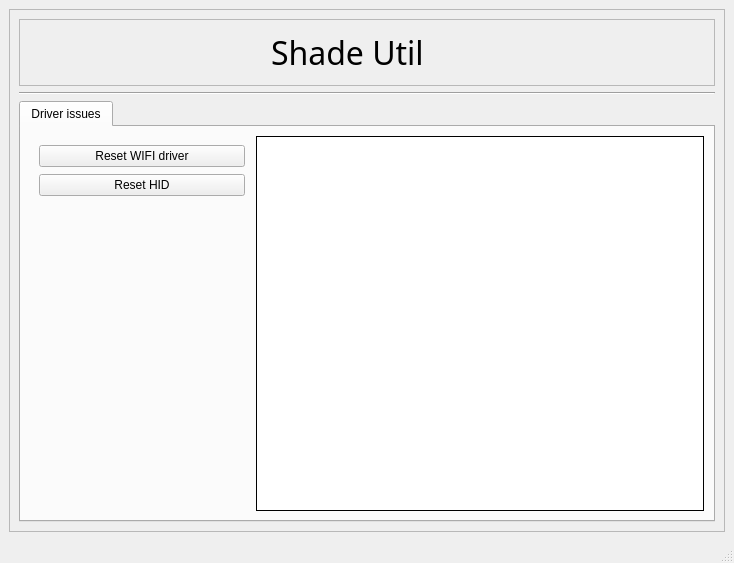
Above: assets/shade_util.ui from shadezee/ShadeUtil before the change. Below: the same form after it.
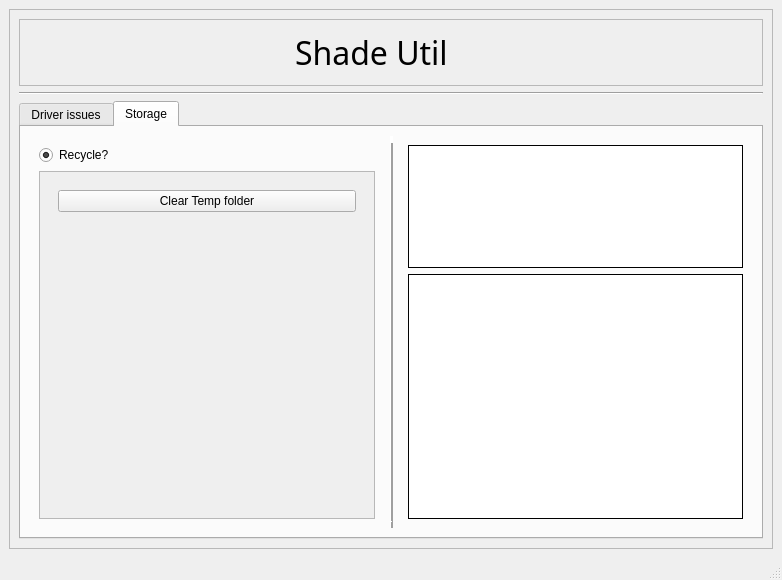
That is the form after the change. The open tabs and pages were chosen to show the change.

Diff of the .ui file:
```diff
--- a/assets/shade_util.ui
+++ b/assets/shade_util.ui
@@ -6,8 +6,8 @@
    <rect>
     <x>0</x>
     <y>0</y>
-    <width>734</width>
-    <height>563</height>
+    <width>782</width>
+    <height>580</height>
    </rect>
   </property>
   <property name="windowTitle">
@@ -109,7 +109,7 @@
             <number>0</number>
            </property>
            <property name="elideMode">
-            <enum>Qt::ElideMiddle</enum>
+            <enum>Qt::ElideRight</enum>
            </property>
            <widget class="QWidget" name="driverIssuesTab">
             <attribute name="title">
@@ -187,6 +187,134 @@
              </item>
             </layout>
            </widget>
+           <widget class="QWidget" name="storageTab">
+            <attribute name="title">
+             <string>Storage</string>
+            </attribute>
+            <layout class="QHBoxLayout" name="horizontalLayout_4">
+             <item>
+              <widget class="QWidget" name="widget_2" native="true">
+               <layout class="QVBoxLayout" name="verticalLayout_5">
+                <item>
+                 <widget class="QRadioButton" name="recycleRdo">
+                  <property name="cursor">
+                   <cursorShape>PointingHandCursor</cursorShape>
+                  </property>
+                  <property name="text">
+                   <string>Recycle?</string>
+                  </property>
+                  <property name="checked">
+                   <bool>true</bool>
+                  </property>
+                 </widget>
+                </item>
+                <item>
+                 <widget class="QScrollArea" name="scrollArea">
+                  <property name="widgetResizable">
+                   <bool>true</bool>
+                  </property>
+                  <widget class="QWidget" name="scrollAreaWidgetContents">
+                   <property name="geometry">
+                    <rect>
+                     <x>0</x>
+                     <y>0</y>
+                     <width>332</width>
+                     <height>349</height>
+                    </rect>
+                   </property>
+                   <layout class="QVBoxLayout" name="verticalLayout_7">
+                    <item>
+                     <widget class="QWidget" name="widget_4" native="true">
+                      <layout class="QVBoxLayout" name="verticalLayout_8">
+                       <item>
+                        <widget class="QPushButton" name="clearTempBtn">
+                         <property name="text">
+                          <string>Clear Temp folder</string>
+                         </property>
+                         <property name="autoDefault">
+                          <bool>false</bool>
+                         </property>
+                         <property name="default">
+                          <bool>false</bool>
+                         </property>
+                         <property name="flat">
+                          <bool>false</bool>
+                         </property>
+                        </widget>
+                       </item>
+                       <item>
+                        <spacer name="verticalSpacer_2">
+                         <property name="orientation">
+                          <enum>Qt::Vertical</enum>
+                         </property>
+                         <property name="sizeHint" stdset="0">
+                          <size>
+                           <width>20</width>
+                           <height>40</height>
+                          </size>
+                         </property>
+                        </spacer>
+                       </item>
+                      </layout>
+                     </widget>
+                    </item>
+                   </layout>
+                  </widget>
+                 </widget>
+                </item>
+               </layout>
+              </widget>
+             </item>
+             <item>
+              <widget class="Line" name="line_2">
+               <property name="frameShadow">
+                <enum>QFrame::Raised</enum>
+               </property>
+               <property name="lineWidth">
+                <number>7</number>
+               </property>
+               <property name="orientation">
+                <enum>Qt::Vertical</enum>
+               </property>
+              </widget>
+             </item>
+             <item>
+              <widget class="QWidget" name="widget_3" native="true">
+               <layout class="QVBoxLayout" name="verticalLayout_9" stretch="1,2">
+                <item>
+                 <widget class="QTextEdit" name="folderDetailsDisplay">
+                  <property name="frameShape">
+                   <enum>QFrame::Box</enum>
+                  </property>
+                  <property name="frameShadow">
+                   <enum>QFrame::Plain</enum>
+                  </property>
+                  <property name="textInteractionFlags">
+                   <set>Qt::TextSelectableByMouse</set>
+                  </property>
+                 </widget>
+                </item>
+                <item>
+                 <widget class="QTextEdit" name="operationDetailsDisplay">
+                  <property name="frameShape">
+                   <enum>QFrame::Box</enum>
+                  </property>
+                  <property name="frameShadow">
+                   <enum>QFrame::Plain</enum>
+                  </property>
+                  <property name="lineWidth">
+                   <number>1</number>
+                  </property>
+                  <property name="readOnly">
+                   <bool>true</bool>
+                  </property>
+                 </widget>
+                </item>
+               </layout>
+              </widget>
+             </item>
+            </layout>
+           </widget>
           </widget>
          </item>
         </layout>
```
Left out of the diff: 2 changed lines with no effect on the pictures.
